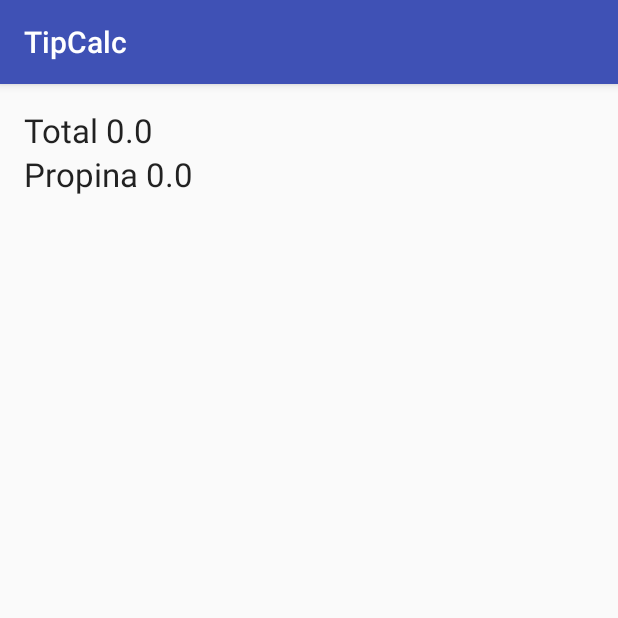
After one commit to jonathany23/TipCalc, an Android app: the TipDetailActivity screen opened directly, with no data from a screen before it, on a phone screen of 412 x 824 dp, the top half of it. The commit adds this screen. Run offline under Robolectric (Android 15) with nearby library versions, the phone set to English and light mode, and no system bars; our stand-ins replace ButterKnife.

Commit message:
Agregar funcionalidad y correccion de errores...

```diff
--- a/app/build.gradle
+++ b/app/build.gradle
@@ -1,7 +1,7 @@
 apply plugin: 'com.android.application'
 
 android {
-    compileSdkVersion  rootProject.ext.compileSdkVersion
+    compileSdkVersion rootProject.ext.compileSdkVersion
     buildToolsVersion rootProject.ext.buildToolsVersion
 
     defaultConfig {
@@ -28,4 +28,5 @@ dependencies {
     compile "com.android.support:design:$rootProject.ext.supportLibraryVersion"
 
     compile "com.jakewharton:butterknife:$rootProject.ext.butterknifeVersion"
+    compile 'com.android.support:support-v4:23.4.0'
 }
--- a/app/src/main/AndroidManifest.xml
+++ b/app/src/main/AndroidManifest.xml
@@ -3,19 +3,20 @@
     package="edu.galileo.android.tipcalc">
 
     <application
+        android:name=".TipCalcApp"
         android:allowBackup="true"
         android:icon="@mipmap/ic_launcher"
         android:label="@string/app_name"
         android:supportsRtl="true"
-        android:name=".TipCalcApp"
         android:theme="@style/AppTheme">
-        <activity android:name=".MainActivity">
+        <activity android:name=".activities.MainActivity">
             <intent-filter>
                 <action android:name="android.intent.action.MAIN" />
 
                 <category android:name="android.intent.category.LAUNCHER" />
             </intent-filter>
         </activity>
+        <activity android:name=".activities.TipDetailActivity"></activity>
     </application>
 
 </manifest>
--- /dev/null
+++ b/app/src/main/java/edu/galileo/android/tipcalc/activities/TipDetailActivity.java
@@ -0,0 +1,41 @@
+package edu.galileo.android.tipcalc.activities;
+
+import android.content.Intent;
+import android.os.Bundle;
+import android.support.v7.app.AppCompatActivity;
+import android.widget.TextView;
+
+import butterknife.Bind;
+import butterknife.ButterKnife;
+import edu.galileo.android.tipcalc.R;
+
+public class TipDetailActivity extends AppCompatActivity {
+
+    @Bind(R.id.txtBillTotal)
+    TextView txtBillTotal;
+    @Bind(R.id.txtTip)
+    TextView txtTip;
+    @Bind(R.id.txtTimeStamp)
+    TextView txtTimeStamp;
+
+    public final static String TIP_KEY = "tip";
+    public final static String DATE_KEY = "timestamp";
+    public final static String BILL_TOTAL_KEY = "total";
+
+    @Override
+    protected void onCreate(Bundle savedInstanceState) {
+        super.onCreate(savedInstanceState);
+        setContentView(R.layout.activity_tip_detail);
+        ButterKnife.bind(this);
+
+        Intent intent = getIntent();
+        String strTotal = String.format(getString(R.string.tipdetail_message_bill),
+                                        intent.getDoubleExtra(BILL_TOTAL_KEY, 0d));
+        String strTip = String.format(getString(R.string.global_message_tip),
+                                        intent.getDoubleExtra(TIP_KEY, 0d));
+
+        txtBillTotal.setText(strTotal);
+        txtTip.setText(strTip);
+        txtTimeStamp.setText(intent.getStringExtra(DATE_KEY));
+    }
+}
--- /dev/null
+++ b/app/src/main/res/layout/activity_tip_detail.xml
@@ -0,0 +1,33 @@
+<?xml version="1.0" encoding="utf-8"?>
+<LinearLayout xmlns:android="http://schemas.android.com/apk/res/android"
+    xmlns:tools="http://schemas.android.com/tools"
+    android:layout_width="match_parent"
+    android:layout_height="match_parent"
+    android:paddingBottom="@dimen/activity_vertical_margin"
+    android:paddingLeft="@dimen/activity_horizontal_margin"
+    android:paddingRight="@dimen/activity_horizontal_margin"
+    android:paddingTop="@dimen/activity_vertical_margin"
+    android:orientation="vertical"
+    tools:context="edu.galileo.android.tipcalc.activities.TipDetailActivity">
+
+    <TextView
+        android:layout_width="wrap_content"
+        android:layout_height="wrap_content"
+        android:textAppearance="?android:attr/textAppearanceLarge"
+        android:text="Large Text"
+        android:id="@+id/txtBillTotal" />
+
+    <TextView
+        android:layout_width="wrap_content"
+        android:layout_height="wrap_content"
+        android:textAppearance="?android:attr/textAppearanceLarge"
+        android:text="Large Text"
+        android:id="@+id/txtTip" />
+
+    <TextView
+        android:layout_width="wrap_content"
+        android:layout_height="wrap_content"
+        android:textAppearance="?android:attr/textAppearanceMedium"
+        android:text="Large Text"
+        android:id="@+id/txtTimeStamp" />
+</LinearLayout>
--- a/app/src/main/res/menu/menu_main.xml
+++ b/app/src/main/res/menu/menu_main.xml
@@ -2,7 +2,7 @@
 <menu xmlns:android="http://schemas.android.com/apk/res/android"
     xmlns:tools="http://schemas.android.com/tools"
     xmlns:app="http://schemas.android.com/apk/res-auto"
-    tools:context=".MainActivity">
+    tools:context=".activities.MainActivity">
 
     <item android:id="@+id/action_about"
         android:title="@string/main.menu.action.about"
--- a/app/src/main/res/values/strings.xml
+++ b/app/src/main/res/values/strings.xml
@@ -10,4 +10,5 @@
     <string name="main.menu.action.about">Acerca de</string>
 
     <string name="global.message.tip">Propina %,.1f</string>
+    <string name="tipdetail.message.bill">Total %,.1f</string>
 </resources>
--- a/build.gradle
+++ b/build.gradle
@@ -5,7 +5,7 @@ buildscript {
         jcenter()
     }
     dependencies {
-        classpath 'com.android.tools.build:gradle:2.1.0'
+        classpath 'com.android.tools.build:gradle:2.1.2'
 
         // NOTE: Do not place your application dependencies here; they belong
         // in the individual module build.gradle files
```
Also changed, not shown: app/src/main/java/edu/galileo/android/tipcalc/MainActivity.java (deleted, +0 -41 lines), app/src/main/java/edu/galileo/android/tipcalc/activities/MainActivity.java (added, +151 -0 lines), app/src/main/java/edu/galileo/android/tipcalc/adapters/OnItemClicListener.java (added, +10 -0 lines), app/src/main/java/edu/galileo/android/tipcalc/adapters/TipAdapter.java (added, +87 -0 lines), app/src/main/java/edu/galileo/android/tipcalc/fragments/TipHistoryListFragment.java (added, +85 -0 lines), app/src/main/java/edu/galileo/android/tipcalc/fragments/TipHistoryListFragmentListener.java (added, +11 -0 lines), app/src/main/java/edu/galileo/android/tipcalc/models/TipRecord.java (added, +46 -0 lines), app/src/main/res/layout/activity_main.xml (+9 -1 lines), app/src/main/res/layout/fragment_tip_history_list.xml (added, +13 -0 lines), app/src/main/res/layout/item_row.xml (added, +14 -0 lines).
